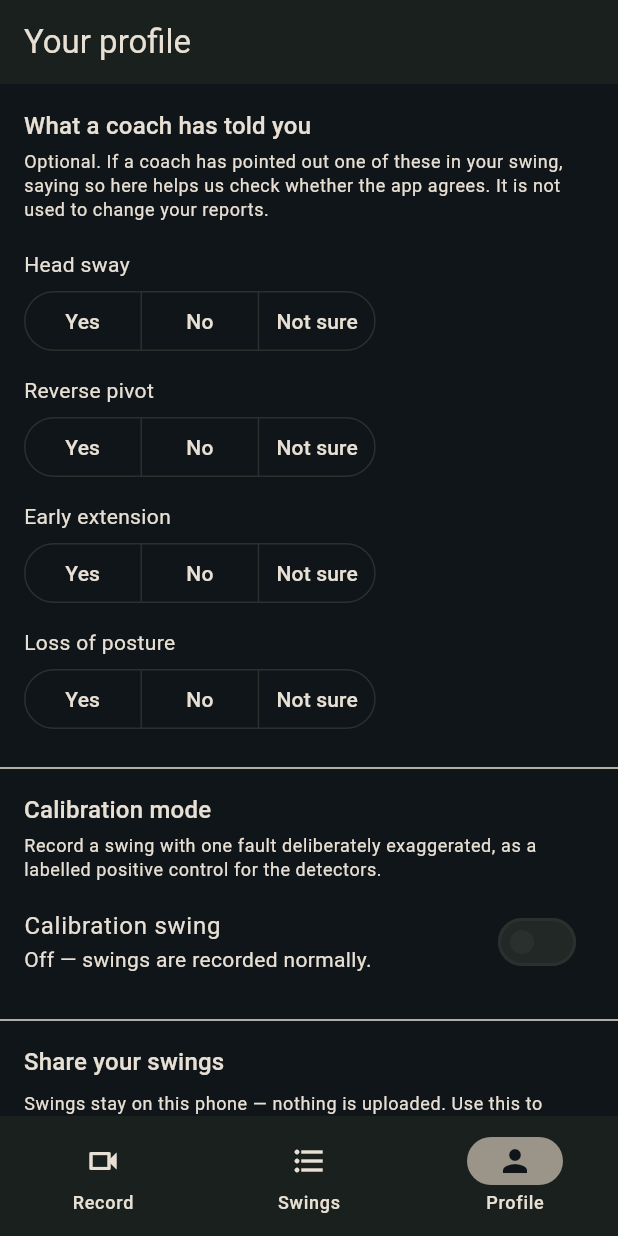
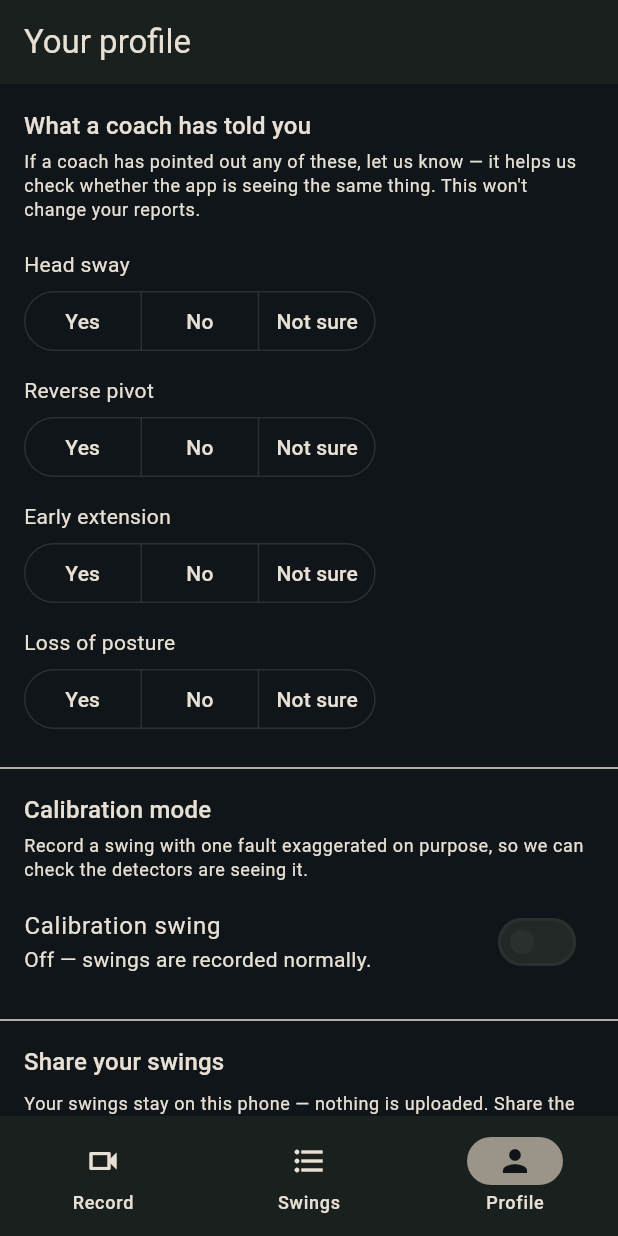
Before and after one commit to floresgl1/golf-swing-analyzer, a Flutter app: the screen it shows after launch, item 3 of the bottom bar chosen, on a phone screen of 412 x 824 dp. Run offline on Flutter 3.47's test engine with Material 3 defaults, Android fonts, the phone set to English and light mode, and no system bars; our stand-ins replace camera, share_plus, video_player; missing offline and left inert: ffmpeg_kit_flutter_new, google_mlkit_pose_detection.

Commit message:
copy: product voice pass — coach register, not calibration readouts
Rewrite all user-facing copy from classifier/calibration vocabulary to
a register a golfer can read at a glance:

**Fault details** (swing_analyzer.dart):
- Head sway: 'Moved 0.44 sideways (ref 0.13)' →
  'Your head drifted from address to impact'
- Reverse pivot: 'Spine leaned +0.09 toward target (ref 0.12)' →
  'Your spine leaned toward the target at the top instead of loading
   behind the ball'
- Early extension: 'Hips rose +0.05 during downswing (ref 0.10)' →
  'Your hips moved toward the ball during the downswing'
- Loss of posture: 'Spine 45° → 52°, +7° change (ref 12°)' →
  'Your spine straightened 7° from address to impact'

The MeasurementGauge beneath each still carries the numeric precision.
Unflagged faults get positive feedback ('Good weight loading — spine
stayed behind the ball at the top') matching the drills.json register.

**Comparisons** (swing_history.dart):
- Arrow '→' replaces '->'
- 'torso-lengths' unit dropped from comparison text (gauge shows it)
- Tempo ratio spaced for readability

**Report screen**:
- Clean-swing banner tightened
- Not-saved notice shortened
- Tempo caveat trimmed

**Profile screen**:
- Coach report explanation made conversational
- Calibration mode description de-jargoned
- Share section and diagnostics ID copy polished

All hedges preserved — 'Possible' badge, beta caveat, and structural
framing carry the epistemic constraint. Tests updated to match.

Co-Authored-By: Claude Opus 4.6 <noreply@anthropic.com>
Claude-Session: https://claude.ai/code/session_01SJTHsMBHQkjJPeB8B5HJsE

```diff
--- a/flutter_app/lib/src/ui/profile_screen.dart
+++ b/flutter_app/lib/src/ui/profile_screen.dart
@@ -275,9 +275,9 @@ class _ProfileScreenState extends State<ProfileScreen> {
           Padding(
             padding: const EdgeInsets.fromLTRB(16, 0, 16, 12),
             child: Text(
-              'Optional. If a coach has pointed out one of these in your swing, '
-              'saying so here helps us check whether the app agrees. It is not '
-              'used to change your reports.',
+              'If a coach has pointed out any of these, let us know — '
+              'it helps us check whether the app is seeing the same thing. '
+              'This won\'t change your reports.',
               style: theme.textTheme.bodySmall,
             ),
           ),
@@ -300,8 +300,8 @@ class _ProfileScreenState extends State<ProfileScreen> {
           Padding(
             padding: const EdgeInsets.fromLTRB(16, 0, 16, 4),
             child: Text(
-              'Record a swing with one fault deliberately exaggerated, as a '
-              'labelled positive control for the detectors.',
+              'Record a swing with one fault exaggerated on purpose, so we can '
+              'check the detectors are seeing it.',
               style: theme.textTheme.bodySmall,
             ),
           ),
@@ -351,8 +351,8 @@ class _ProfileScreenState extends State<ProfileScreen> {
           Padding(
             padding: const EdgeInsets.fromLTRB(16, 0, 16, 12),
             child: Text(
-              'Swings stay on this phone — nothing is uploaded. '
-              'Use this to share the file when you\'re ready.',
+              'Your swings stay on this phone — nothing is uploaded. '
+              'Share the file whenever you\'re ready.',
               style: theme.textTheme.bodySmall,
             ),
           ),
@@ -494,8 +494,8 @@ class _DiagnosticsSection extends StatelessWidget {
             ],
           ),
           Text(
-            'Randomly generated on this device. Groups your swings '
-            'together — not linked to you or any account.',
+            'Random ID for this device — groups your swings together. '
+            'Not linked to you or any account.',
             style: muted,
           ),
           Gap.sm,
--- a/flutter_app/lib/src/ui/report_screen.dart
+++ b/flutter_app/lib/src/ui/report_screen.dart
@@ -495,9 +495,8 @@ class _NotSavedNotice extends StatelessWidget {
             Gap.hsm,
             Expanded(
               child: Text(
-                'This swing could not be saved to your swing history. The '
-                'report below is still accurate, but this swing will not appear '
-                'in your history or in an export.',
+                'This swing wasn\'t saved — your report is still here, '
+                'but it won\'t show up in your history.',
                 style: TextStyle(color: scheme.onErrorContainer),
               ),
             ),
@@ -540,8 +539,8 @@ class _CleanSwingBanner extends StatelessWidget {
       child: Padding(
         padding: const EdgeInsets.all(16),
         child: Text(
-          'Nothing flagged on this swing. We only check four things, '
-          'so this isn\'t a clean bill of health — just nothing caught.',
+          'Nothing flagged. We only check four things so far — '
+          'this just means nothing stood out.',
           style: theme.textTheme.bodyMedium,
         ),
       ),
@@ -571,6 +570,5 @@ String _tempoCaveat(SwingTempo? tempo, double fps) {
   // to a friendlier-looking figure. Overstating the uncertainty is a smaller
   // lie than understating it, but it is still a lie.
   final window = precision.toStringAsFixed(precision < 0.1 ? 2 : 1);
-  return '$rate At this frame rate the ratio is accurate to about '
-      '±$window.';
+  return '$rate Ratio is accurate to about ±$window.';
 }
--- a/flutter_app/lib/src/ui/widgets/swing_comparison_view.dart
+++ b/flutter_app/lib/src/ui/widgets/swing_comparison_view.dart
@@ -28,11 +28,11 @@ class SwingComparisonView extends StatelessWidget {
         child: Column(
           crossAxisAlignment: CrossAxisAlignment.start,
           children: [
-            Text('Last swing vs this swing',
+            Text('Last time → this time',
                 style: theme.textTheme.titleMedium),
             Gap.xs,
             Text(
-              'Compared with ${_friendlyDate(previousDate)}',
+              'Previous swing: ${_friendlyDate(previousDate)}',
               style: theme.textTheme.bodySmall,
             ),
             const SizedBox(height: 12),
```
Also changed, not shown: flutter_app/lib/src/analysis/swing_history.dart (+5 -5 lines), flutter_app/lib/src/services/swing_analyzer.dart (+53 -15 lines), 2 other files.
